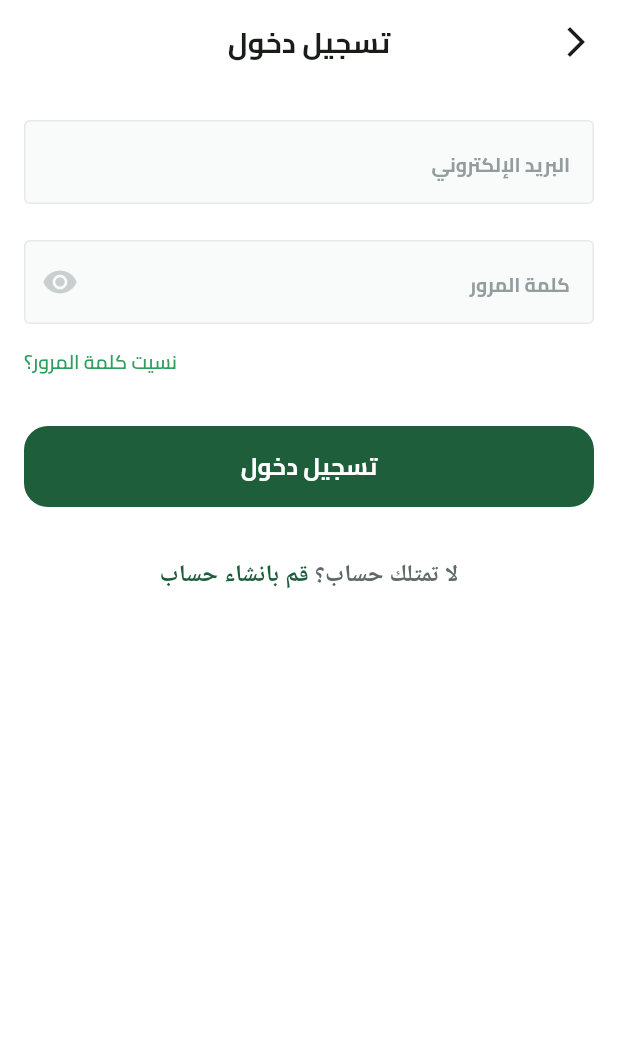
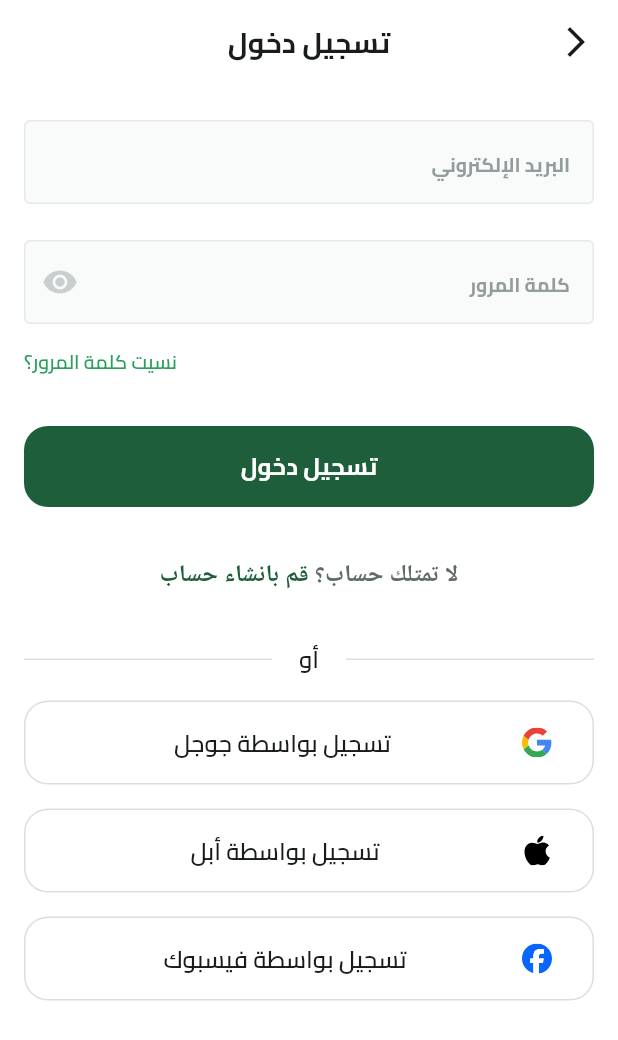
Before and after one commit to Hashem02-it/fruits_app, a Flutter app: the screen it shows after launch, after a tap on "تخط", on a phone screen of 412 x 824 dp. Shown: the top 1040 px of the screen. Run offline on Flutter 3.47's test engine with Material 3 defaults, Android fonts, the phone set to English and light mode, and no system bars; our stand-ins replace dots_indicator, flutter_svg, shared_preferences.

```diff
--- a/lib/core/helper_functions/on_generate_routes.dart
+++ b/lib/core/helper_functions/on_generate_routes.dart
@@ -1,5 +1,6 @@
 import 'package:flutter/material.dart';
 import 'package:fruits_app/features/auth/login_view.dart';
+import 'package:fruits_app/features/auth/presentation/views/signup_view.dart';
 import 'package:fruits_app/features/splash/presentation/views/on_boarding/presentation/views/on_boarding.dart';
 import 'package:fruits_app/features/splash/presentation/views/splash_view.dart';
 
@@ -12,6 +13,10 @@ Route<dynamic> onGenerateRoute(RouteSettings settings) {
 
     case OnBoardingView.routeName:
       return MaterialPageRoute(builder: (context) => const OnBoardingView());
+
+    case SignupView.routeName:
+      return MaterialPageRoute(builder: (context) => const SignupView());
+
     default:
       return MaterialPageRoute(builder: (context) => const Scaffold());
   }
--- a/lib/core/utils/app_images.dart
+++ b/lib/core/utils/app_images.dart
@@ -1,6 +1,18 @@
 // ignore_for_file: prefer_single_quotes
 class Assets {
   Assets._();
+
+  /// Assets for assetsImagesApple
+  /// assets/images/apple.svg
+  static const String assetsImagesApple = "assets/images/apple.svg";
+
+  /// Assets for assetsImagesFacebook
+  /// assets/images/facebook.svg
+  static const String assetsImagesFacebook = "assets/images/facebook.svg";
+
+  /// Assets for assetsImagesGoogle
+  /// assets/images/google.svg
+  static const String assetsImagesGoogle = "assets/images/google.svg";
 
   /// Assets for assetsImagesIcon
   /// assets/images/icon.png
--- a/lib/features/auth/login_view.dart
+++ b/lib/features/auth/login_view.dart
@@ -10,7 +10,7 @@ class LoginView extends StatelessWidget {
   @override
   Widget build(BuildContext context) {
     return Scaffold(
-      appBar: CustomAppBar(context, title: 'تسجيل دخول'),
+      appBar: customAppBar(context, title: 'تسجيل دخول'),
       body: LoginViewBody(),
     );
   }
--- a/lib/features/auth/presentation/views/widgets/login_view_body.dart
+++ b/lib/features/auth/presentation/views/widgets/login_view_body.dart
@@ -1,13 +1,17 @@
 import 'package:flutter/material.dart';
 import 'package:fruits_app/constants.dart';
 import 'package:fruits_app/core/utils/app_colors.dart';
+import 'package:fruits_app/core/utils/app_images.dart';
 import 'package:fruits_app/core/utils/app_text_styles.dart';
 import 'package:fruits_app/widgets/custom_button.dart';
 import 'package:fruits_app/widgets/custom_textfield.dart';
+import 'package:fruits_app/widgets/donthave_account.dart';
+import 'package:fruits_app/widgets/or_devider.dart';
+import 'package:fruits_app/widgets/social_login_button.dart';
 
 class LoginViewBody extends StatelessWidget {
   const LoginViewBody({super.key});
-
+  static const String routeName = 'LoginViewBody';
   @override
   Widget build(BuildContext context) {
     return Padding(
@@ -52,28 +56,34 @@ class LoginViewBody extends StatelessWidget {
             SizedBox(
               height: 33,
             ),
-            Text.rich(
-              TextSpan(
-                children: [
-                  TextSpan(
-                    text: 'لا تمتلك حساب؟',
-                    style: TextStyles.semiBold16.copyWith(
-                      color: Color(0xFF616A6B),
+            DontHaveAccountWidget(),
+            SizedBox(
+              height: 33,
             ),
+            OrDevider(),
+            SizedBox(
+              height: 16,
             ),
-                  TextSpan(
-                    text: ' ',
-                    style: TextStyles.semiBold16.copyWith(
-                      color: Color(0xFF616A6B),
+            SocialLoginButton(
+              onPressed: () {},
+              image: Assets.assetsImagesGoogle,
+              title: ' تسجيل بواسطة جوجل',
             ),
+            SizedBox(
+              height: 16,
             ),
-                  TextSpan(
-                    text: 'قم بانشاء حساب',
-                    style: TextStyles.semiBold16
-                        .copyWith(color: AppColors.primaryColor),
+            SocialLoginButton(
+              onPressed: () {},
+              image: Assets.assetsImagesApple,
+              title: 'تسجيل بواسطة أبل',
             ),
-                ],
+            SizedBox(
+              height: 16,
             ),
+            SocialLoginButton(
+              onPressed: () {},
+              image: Assets.assetsImagesFacebook,
+              title: 'تسجيل بواسطة فيسبوك',
             ),
           ],
         ),
--- a/lib/widgets/custom_appbar.dart
+++ b/lib/widgets/custom_appbar.dart
@@ -1,7 +1,7 @@
 import 'package:flutter/material.dart';
 import 'package:fruits_app/core/utils/app_text_styles.dart';
 
-AppBar CustomAppBar(context, {required String title}) {
+AppBar customAppBar(context, {required String title}) {
   return AppBar(
       backgroundColor: Colors.white,
       leading: GestureDetector(
--- /dev/null
+++ b/lib/widgets/donthave_account.dart
@@ -0,0 +1,42 @@
+import 'package:flutter/gestures.dart';
+import 'package:flutter/material.dart';
+import 'package:fruits_app/core/utils/app_colors.dart';
+import 'package:fruits_app/core/utils/app_text_styles.dart';
+import 'package:fruits_app/features/auth/presentation/views/signup_view.dart';
+
+class DontHaveAccountWidget extends StatelessWidget {
+  const DontHaveAccountWidget({
+    super.key,
+  });
+
+  @override
+  Widget build(BuildContext context) {
+    return Text.rich(
+      TextSpan(
+        children: [
+          TextSpan(
+            text: 'لا تمتلك حساب؟',
+            style: TextStyles.semiBold16.copyWith(
+              color: Color(0xFF616A6B),
+            ),
+          ),
+          TextSpan(
+            text: ' ',
+            style: TextStyles.semiBold16.copyWith(
+              color: Color(0xFF616A6B),
+            ),
+          ),
+          TextSpan(
+            recognizer: TapGestureRecognizer()
+              ..onTap = () {
+                Navigator.pushNamed(context, SignupView.routeName);
+              },
+            text: 'قم بانشاء حساب',
+            style:
+                TextStyles.semiBold16.copyWith(color: AppColors.primaryColor),
+          ),
+        ],
+      ),
+    );
+  }
+}
--- /dev/null
+++ b/lib/widgets/or_devider.dart
@@ -0,0 +1,35 @@
+import 'package:flutter/material.dart';
+import 'package:fruits_app/core/utils/app_text_styles.dart';
+
+class OrDevider extends StatelessWidget {
+  const OrDevider({super.key});
+
+  @override
+  Widget build(BuildContext context) {
+    return Row(
+      children: [
+        Expanded(
+          child: Divider(
+            color: Color(0xFFDCDEDE),
+          ),
+        ),
+        SizedBox(
+          width: 18,
+        ),
+        Text(
+          'أو',
+          textAlign: TextAlign.center,
+          style: TextStyles.semiBold16,
+        ),
+        SizedBox(
+          width: 18,
+        ),
+        Expanded(
+          child: Divider(
+            color: Color(0xFFDCDEDE),
+          ),
+        ),
+      ],
+    );
+  }
+}
--- /dev/null
+++ b/lib/widgets/social_login_button.dart
@@ -0,0 +1,42 @@
+import 'package:flutter/material.dart';
+import 'package:flutter_svg/svg.dart';
+import 'package:fruits_app/core/utils/app_images.dart';
+import 'package:fruits_app/core/utils/app_text_styles.dart';
+
+class SocialLoginButton extends StatelessWidget {
+  const SocialLoginButton(
+      {super.key,
+      required this.image,
+      required this.title,
+      required this.onPressed});
+  final String image;
+  final String title;
+  final VoidCallback onPressed;
+  @override
+  Widget build(BuildContext context) {
+    return SizedBox(
+      height: 56,
+      width: double.infinity,
+      child: TextButton(
+        style: TextButton.styleFrom(
+            shape: RoundedRectangleBorder(
+          side: BorderSide(
+            width: 1.0,
+            color: Color(0xFFDCDEDE),
+          ),
+          borderRadius: BorderRadius.circular(16),
+        )),
+        onPressed: onPressed,
+        child: ListTile(
+          visualDensity: VisualDensity(vertical: VisualDensity.minimumDensity),
+          leading: SvgPicture.asset(image),
+          title: Text(
+            title,
+            style: TextStyles.semiBold16,
+            textAlign: TextAlign.center,
+          ),
+        ),
+      ),
+    );
+  }
+}
```
Also changed, not shown: lib/features/auth/presentation/views/signup_view.dart (added, +15 -0 lines), lib/features/auth/presentation/views/widgets/signup_view_body.dart (added, +45 -0 lines), assets/images/apple.svg (added), assets/images/facebook.svg (added), assets/images/google.svg (added). Lines whose indentation alone changed are shown as unchanged.
